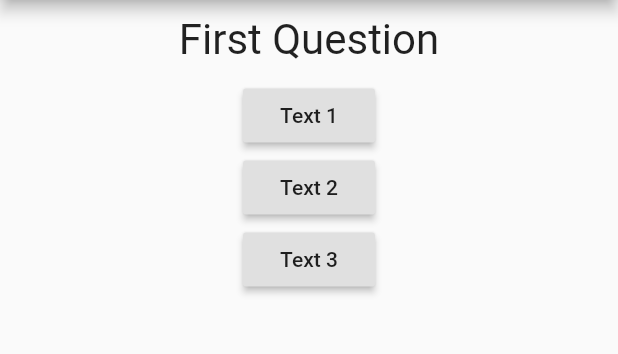
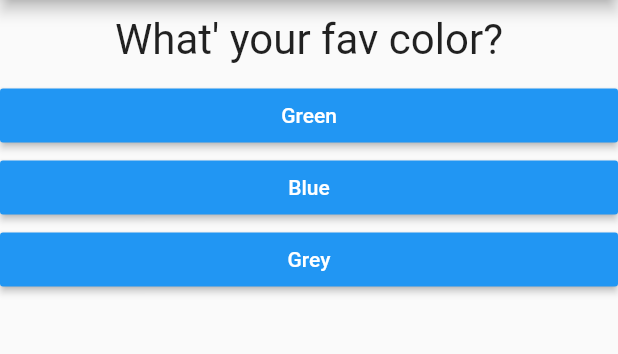
Before and after one commit to ahsanz024/quiz_app, a Flutter app: the screen it shows after launch, on a phone screen of 412 x 824 dp, the part 84-438 px from its top. Run offline on Flutter 3.47's test engine with Material 2 defaults, Android fonts, the phone set to English and light mode, and no system bars.

Commit message:
dynamic question/answer

```diff
--- /dev/null
+++ b/lib/answer.dart
@@ -0,0 +1,20 @@
+import 'package:flutter/material.dart';
+
+class Answer extends StatelessWidget {
+  final String answerText;
+  final Function onClick;
+  Answer(this.answerText, this.onClick);
+
+  @override
+  Widget build(BuildContext context) {
+    return Container(
+      width: double.infinity,
+      child: RaisedButton(
+        color: Colors.blue,
+        textColor: Colors.white,
+        child: Text(this.answerText),
+        onPressed: this.onClick,
+      ),
+    );
+  }
+}
--- a/lib/main.dart
+++ b/lib/main.dart
@@ -1,4 +1,5 @@
 import 'package:flutter/material.dart';
+import 'package:quiz_app/answer.dart';
 
 import './question.dart';
 
@@ -14,7 +15,6 @@ class MyApp extends StatefulWidget {
 }
 
 class _MyAppState extends State<MyApp> {
-  var questions = ['First Question', 'Second Question'];
   var _questionIndex = 0;
 
   void _onClick() {
@@ -26,6 +26,21 @@ class _MyAppState extends State<MyApp> {
 
   @override
   Widget build(BuildContext context) {
+    // final List<String> questions = ['First Question', 'Second Question'];
+    var questions = [
+      {
+        'question': 'What\' your fav color?',
+        'answers': ['Green', 'Blue', 'Grey']
+      },
+      {
+        'question': 'What\' your fav animal?',
+        'answers': ['Dog', 'Cat', 'Fish', 'Turtle']
+      },
+      {
+        'question': 'What\' your fav Movie?',
+        'answers': ['Matrix', 'Valkyrie', 'Die Hard', 'Friends']
+      }
+    ];
     return MaterialApp(
       home: Scaffold(
         appBar: AppBar(
@@ -35,22 +50,15 @@ class _MyAppState extends State<MyApp> {
         body: Column(
           children: [
             Question(
-                questions[_questionIndex],
+              questions[_questionIndex]['question'],
             ),
-              RaisedButton(
-                onPressed: _onClick,
-                child: Text("Text 1"),
+            ...(questions[_questionIndex]['answers'] as List<String>)
+                .map((answer) {
+              return Answer(answer, _onClick);
+            })
+          ],
         ),
-              RaisedButton(
-                onPressed: () => print("Text 2 Clicked"),
-                child: Text("Text 2"),
       ),
-              RaisedButton(
-                onPressed: () => print("Text 3 Clicked"),
-                child: Text("Text 3"),
-              )
-            ],
-          )),
     );
   }
 }
```
Lines whose indentation alone changed are shown as unchanged.
